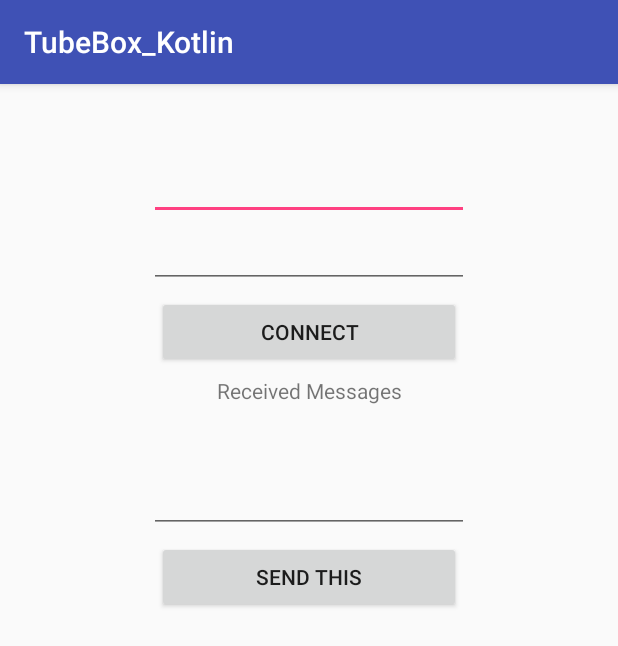
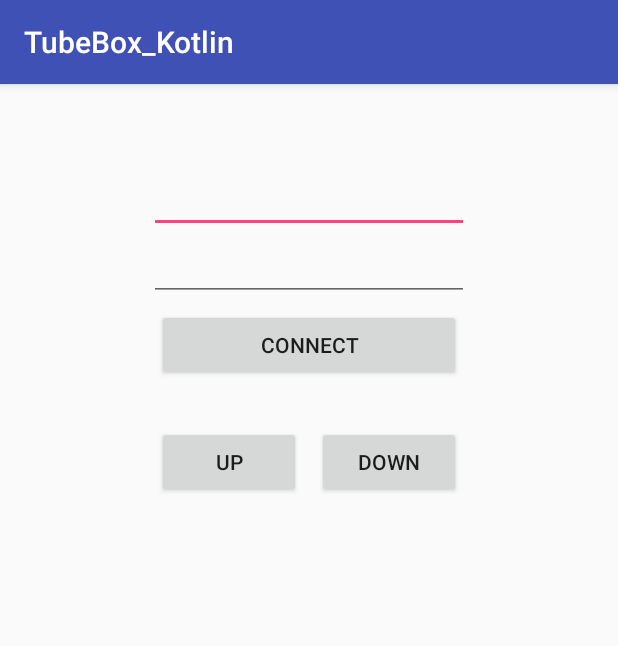
Before and after one commit to Heppokoyuki/sern, an Android app: the screen it shows after launch (MainActivity), on a phone screen of 412 x 824 dp. Shown: the top 646 px of the screen. Run offline under Robolectric (Android 15) with nearby library versions, the phone set to English and light mode, and no system bars; libraries missing offline, so code that uses them is left out: org.java_websocket.client, org.java_websocket.handshake.

Commit message:
[add]BLEのInitializeコードまで追加、ボタン一つで音量の大小ができるようWebSocket側も機能を実装

```diff
--- a/TubeBox_Kotlin/app/src/main/AndroidManifest.xml
+++ b/TubeBox_Kotlin/app/src/main/AndroidManifest.xml
@@ -19,5 +19,6 @@
             </intent-filter>
         </activity>
     </application>
-
+    <uses-permission android:name="android.permission.BLUETOOTH"/>
+    <uses-permission android:name="android.permission.BLUETOOTH_ADMIN"/>
 </manifest>
--- a/TubeBox_Kotlin/app/src/main/java/com/example/carry/tubebox_kotlin/MainActivity.kt
+++ b/TubeBox_Kotlin/app/src/main/java/com/example/carry/tubebox_kotlin/MainActivity.kt
@@ -10,7 +10,8 @@ class MainActivity : AppCompatActivity() {
         super.onCreate(savedInstanceState)
         setContentView(R.layout.activity_main)
         button.setOnClickListener {Connect()}
-        button2.setOnClickListener {callKuSocket.sendMessage(editText3.text.toString())}
+        button2.setOnClickListener {callKuSocket.sendMessage(getString(R.string.v_Up))}
+        button3.setOnClickListener {callKuSocket.sendMessage(getString(R.string.v_Down))}
     }
     fun Connect(){
         val ip = editText.text.toString()
--- a/TubeBox_Kotlin/app/src/main/res/layout/activity_main.xml
+++ b/TubeBox_Kotlin/app/src/main/res/layout/activity_main.xml
@@ -50,27 +50,33 @@
             android:id="@+id/textView"
             android:layout_width="match_parent"
             android:layout_height="wrap_content"
-            android:text="Received Messages"
             android:textAlignment="center" />
 
-        <EditText
-            android:id="@+id/editText3"
+        <LinearLayout
             android:layout_width="match_parent"
-            android:layout_height="wrap_content"
-            android:layout_marginTop="40dp"
-            android:ems="10"
-            android:inputType="textPersonName"
-            tools:layout_editor_absoluteX="85dp"
-            tools:layout_editor_absoluteY="77dp" />
+            android:layout_height="match_parent"
+            android:orientation="horizontal">
 
             <Button
                 android:id="@+id/button2"
-            android:layout_width="match_parent"
+                android:layout_width="wrap_content"
                 android:layout_height="wrap_content"
                 android:layout_margin="5dp"
-            android:text="send this"
+                android:layout_weight="1"
+                android:text="UP"
+                android:textAlignment="center"
                 tools:layout_editor_absoluteX="147dp"
                 tools:layout_editor_absoluteY="230dp" />
+
+            <Button
+                android:id="@+id/button3"
+                android:layout_width="wrap_content"
+                android:layout_height="wrap_content"
+                android:layout_margin="5dp"
+                android:layout_weight="1"
+                android:text="DOWN"
+                android:textAlignment="center" />
+        </LinearLayout>
 
     </LinearLayout>
 
--- a/TubeBox_Kotlin/app/src/main/res/values/strings.xml
+++ b/TubeBox_Kotlin/app/src/main/res/values/strings.xml
@@ -1,3 +1,5 @@
 <resources>
     <string name="app_name">TubeBox_Kotlin</string>
+    <string name="v_Up">volume_up</string>
+    <string name="v_Down">volume_down</string>
 </resources>
```
Also changed, not shown: TubeBox_Kotlin/app/src/main/java/com/example/carry/tubebox_kotlin/KuSocket.kt (+9 -1 lines), TubeBox_Kotlin/app/src/main/java/com/example/carry/tubebox_kotlin/bleDevelop.kt (added, +50 -0 lines). Lines whose indentation alone changed are shown as unchanged.
